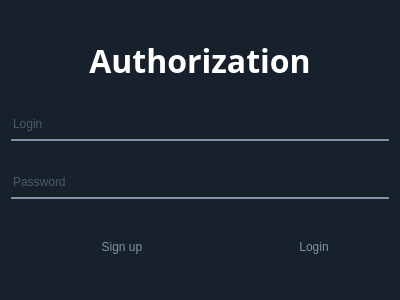
Enigmater/Messenger, file Client/authForm.ui: the form before one commit.
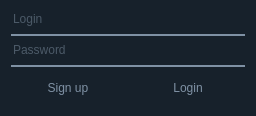
The form after the commit.

Diff of the .ui file:
```diff
--- a/Client/authForm.ui
+++ b/Client/authForm.ui
@@ -6,8 +6,8 @@
    <rect>
     <x>0</x>
     <y>0</y>
-    <width>400</width>
-    <height>300</height>
+    <width>256</width>
+    <height>116</height>
    </rect>
   </property>
   <property name="windowTitle">
@@ -17,36 +17,6 @@
    <string notr="true">background-color: rgb(23, 33, 43)</string>
   </property>
   <layout class="QVBoxLayout" name="verticalLayout">
-   <item>
-    <widget class="QLabel" name="title_lable">
-     <property name="sizePolicy">
-      <sizepolicy hsizetype="Preferred" vsizetype="Fixed">
-       <horstretch>0</horstretch>
-       <verstretch>0</verstretch>
-      </sizepolicy>
-     </property>
-     <property name="font">
-      <font>
-       <family>Unispace</family>
-       <pointsize>24</pointsize>
-       <weight>75</weight>
-       <bold>true</bold>
-      </font>
-     </property>
-     <property name="styleSheet">
-      <string notr="true">color: white;</string>
-     </property>
-     <property name="text">
-      <string>Authorization</string>
-     </property>
-     <property name="textFormat">
-      <enum>Qt::AutoText</enum>
-     </property>
-     <property name="alignment">
-      <set>Qt::AlignCenter</set>
-     </property>
-    </widget>
-   </item>
    <item>
     <layout class="QHBoxLayout" name="login_hlayout">
      <item>
```
Left out of the diff: 5 changed lines with no effect on the pictures.
